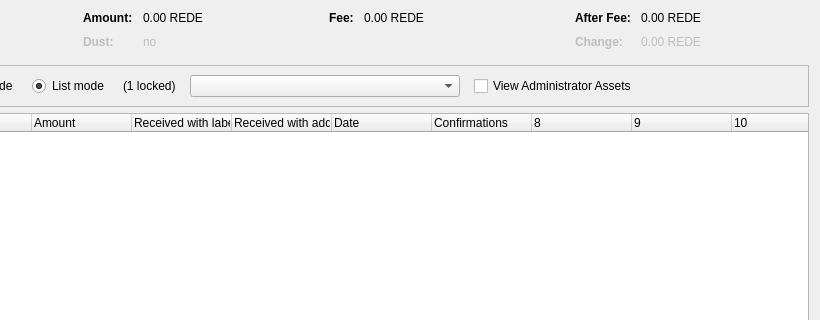
Above: src/qt/forms/assetcontroldialog.ui from shahepay/shahepay before the change; both pictures show x 180 to 1000 and y 0 to 320 of the 1000 by 500 pixel window. Below: the same form after it.
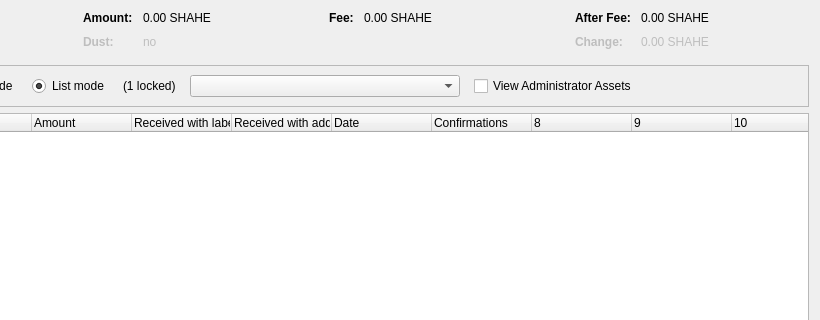
That is the form after the change. Custom widgets are drawn as their Qt base class.

What changed in the file:
```diff
--- a/src/qt/forms/assetcontroldialog.ui
+++ b/src/qt/forms/assetcontroldialog.ui
@@ -132,7 +132,7 @@
           <enum>Qt::ActionsContextMenu</enum>
          </property>
          <property name="text">
-          <string notr="true">0.00 REDE</string>
+          <string notr="true">0.00 SHAHE</string>
          </property>
          <property name="textInteractionFlags">
           <set>Qt::LinksAccessibleByMouse|Qt::TextSelectableByKeyboard|Qt::TextSelectableByMouse</set>
@@ -212,7 +212,7 @@
           <enum>Qt::ActionsContextMenu</enum>
          </property>
          <property name="text">
-          <string notr="true">0.00 REDE</string>
+          <string notr="true">0.00 SHAHE</string>
          </property>
          <property name="textInteractionFlags">
           <set>Qt::LinksAccessibleByMouse|Qt::TextSelectableByKeyboard|Qt::TextSelectableByMouse</set>
@@ -257,7 +257,7 @@
           <enum>Qt::ActionsContextMenu</enum>
          </property>
          <property name="text">
-          <string notr="true">0.00 REDE</string>
+          <string notr="true">0.00 SHAHE</string>
          </property>
          <property name="textInteractionFlags">
           <set>Qt::LinksAccessibleByMouse|Qt::TextSelectableByKeyboard|Qt::TextSelectableByMouse</set>
@@ -292,7 +292,7 @@
           <enum>Qt::ActionsContextMenu</enum>
          </property>
          <property name="text">
-          <string notr="true">0.00 REDE</string>
+          <string notr="true">0.00 SHAHE</string>
          </property>
          <property name="textInteractionFlags">
           <set>Qt::LinksAccessibleByMouse|Qt::TextSelectableByKeyboard|Qt::TextSelectableByMouse</set>
```
